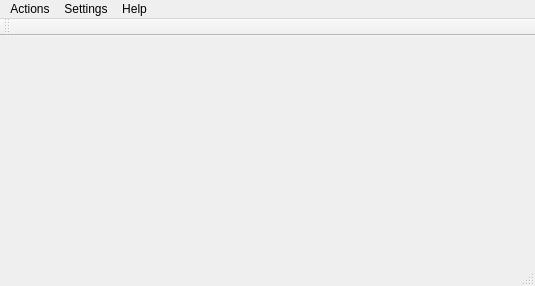
Syntro/SyntroView, file SyntroView.ui: the form before one commit.
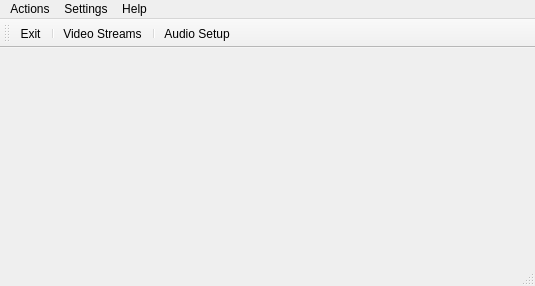
The form after the commit.

Commit message: Add toolbar to main window

What changed in the file:
```diff
--- a/SyntroView.ui
+++ b/SyntroView.ui
@@ -59,6 +59,11 @@
    <attribute name="toolBarBreak">
     <bool>false</bool>
    </attribute>
+   <addaction name="actionExit"/>
+   <addaction name="separator"/>
+   <addaction name="actionVideoStreams"/>
+   <addaction name="separator"/>
+   <addaction name="actionAudioSetup"/>
   </widget>
   <widget class="QStatusBar" name="statusBar"/>
   <action name="onStats">
@@ -123,11 +128,17 @@
    <property name="text">
     <string>Video streams ...</string>
    </property>
+   <property name="iconText">
+    <string>Video Streams</string>
+   </property>
   </action>
   <action name="actionAudioSetup">
    <property name="text">
     <string>Audio setup</string>
    </property>
+   <property name="iconText">
+    <string>Audio Setup</string>
+   </property>
   </action>
  </widget>
  <layoutdefault spacing="6" margin="11"/>
```
